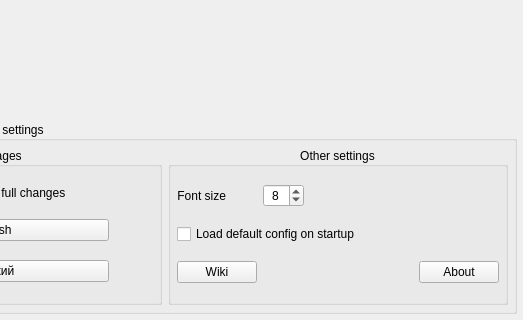
The window that src/widgets/advancedsettings.ui (FreeJoy-Team/FreeJoyConfiguratorQt) describes before a commit, drawn with Qt 5; both pictures show x 539 to 1062 and y 278 to 598 of the 1062 by 598 pixel window.
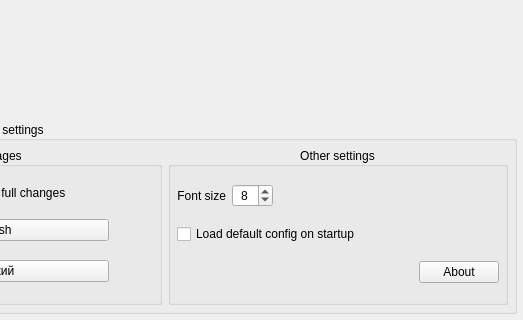
The same window after the commit.

Commit message: added new wiki button

Diff of the .ui file:
```diff
--- a/src/widgets/advancedsettings.ui
+++ b/src/widgets/advancedsettings.ui
@@ -430,13 +430,6 @@
            </property>
           </widget>
          </item>
-         <item row="3" column="0">
-          <widget class="QPushButton" name="pushButton_Wiki">
-           <property name="text">
-            <string>Wiki</string>
-           </property>
-          </widget>
-         </item>
         </layout>
        </widget>
       </item>
```
The commit also changes 11 other files.
